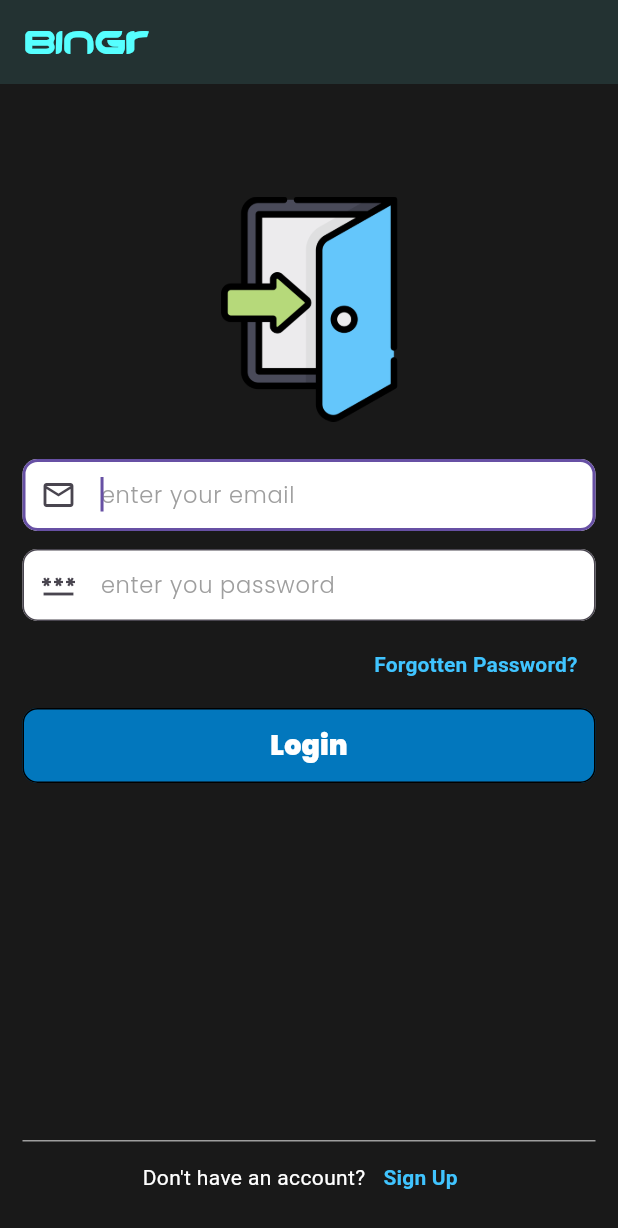
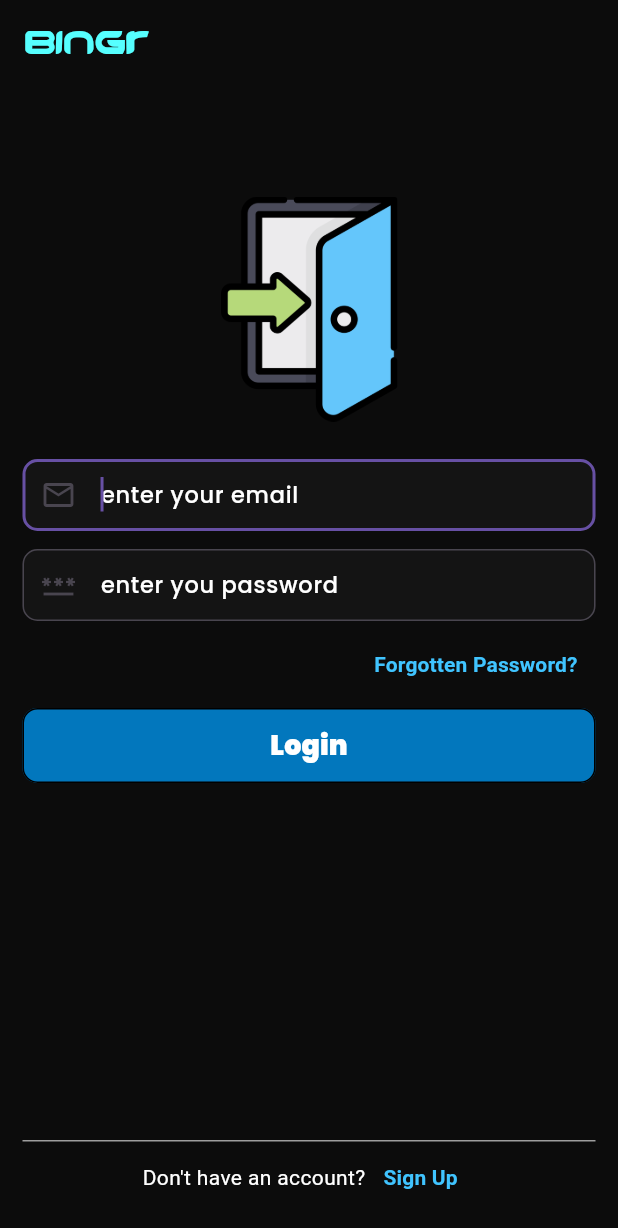
Before and after one commit to Jeet-240/Bingr, a Flutter app: the RegisterView screen opened by its route, after a tap on "Log In", on a phone screen of 412 x 824 dp. Shown: the top 1228 px of the screen. Run offline on Flutter 3.47's test engine with Material 3 defaults, Android fonts, the phone set to English and light mode, and no system bars; drawn by our look-alikes of animated_text_kit; our stand-ins replace firebase_auth, firebase_core, firebase_database, shared_preferences; accounts and stored records are empty; network calls fail.

Commit message:
changed dialogue box design

```diff
--- a/lib/animation/text_animation.dart
+++ b/lib/animation/text_animation.dart
@@ -4,7 +4,7 @@ import 'package:flutter/material.dart';
 
 AppBar animatedAppName([List<Widget>?actions]) {
   return AppBar(
-    backgroundColor: primaryColor,
+    backgroundColor: backgroundColor,
     titleTextStyle: TextStyle(
       fontFamily: "LogoFont",
       color: topLogoColor,
--- a/lib/constants/colors.dart
+++ b/lib/constants/colors.dart
@@ -1,7 +1,8 @@
 
 import 'package:flutter/material.dart';
 
-Color backgroundColor = Color.fromRGBO(25, 25, 25, 1);
+Color backgroundColor = Color.fromRGBO(12, 12, 12, 1);
 Color primaryColor = Color.fromRGBO(35, 50, 50, 1);
 Color topLogoColor = Color.fromRGBO(86 , 255 , 255, 1);
 Color textFieldColor = Colors.white;
+Color textFieldFillColor = Color.fromRGBO(20, 20, 20, 1);
--- a/lib/decorations/text_field_decoration.dart
+++ b/lib/decorations/text_field_decoration.dart
@@ -9,19 +9,19 @@ InputDecoration textFieldDecoration(String text , Icon icon){
     ),
     prefixIcon: icon,
     filled: true,
-    fillColor: Colors.white,
+    fillColor: textFieldFillColor,
     border: OutlineInputBorder(
       borderRadius: BorderRadius.circular(10),
     ),
     hintText: text,
     hintStyle:
-    const TextStyle(color: Colors.grey, fontFamily: 'Poppins'),
+    const TextStyle(color: Colors.white, fontFamily: 'Poppins'),
   );
 }
 
 TextStyle textFieldTextStyle(){
   return  TextStyle(
-    color: primaryColor,
+    color: textFieldColor,
     fontFamily: 'Poppins',
     fontSize: 15,
   );
--- a/lib/views/register_view.dart
+++ b/lib/views/register_view.dart
@@ -1,4 +1,5 @@
 import 'package:bingr/animation/text_animation.dart';
+import 'package:bingr/constants/colors.dart';
 import 'package:bingr/decorations/text_field_decoration.dart';
 import '/constants/routes.dart';
 import '/services/auth/auth_exceptions.dart';
@@ -44,7 +45,7 @@ class _RegisterViewState extends State<RegisterView> {
   @override
   Widget build(BuildContext context) {
      return Scaffold(
-       backgroundColor:Color.fromRGBO( 29, 22, 22  ,  1),
+       backgroundColor: backgroundColor,
        appBar: animatedAppName(),
        resizeToAvoidBottomInset: false,
        body: Column(
--- a/lib/views/reset_password_view.dart
+++ b/lib/views/reset_password_view.dart
@@ -3,6 +3,7 @@ import 'package:bingr/decorations/text_field_decoration.dart';
 import 'package:bingr/widgets/custom_button.dart';
 import 'package:bingr/widgets/custom_dialogbox.dart';
 import 'package:flutter/material.dart';
+import '../constants/colors.dart';
 import '../services/auth/auth_exceptions.dart';
 import '../services/auth/auth_service.dart';
 
@@ -32,7 +33,7 @@ class _ResetPasswordViewState extends State<ResetPasswordView> {
   @override
   Widget build(BuildContext context) {
     return Scaffold(
-      backgroundColor: Color.fromRGBO(29, 22, 22, 1),
+      backgroundColor: backgroundColor,
       appBar: animatedAppName(),
       body: Column(children: [
         Expanded(
--- a/lib/views/verify_email_view.dart
+++ b/lib/views/verify_email_view.dart
@@ -1,7 +1,7 @@
 import 'package:bingr/animation/text_animation.dart';
 import 'package:bingr/decorations/text_field_decoration.dart';
 import 'package:bingr/widgets/custom_dialogbox.dart';
-
+import '../constants/colors.dart';
 import '../services/auth/auth_service.dart';
 import 'package:flutter/material.dart';
 import '/widgets/custom_button.dart';
@@ -17,7 +17,7 @@ class _VerifyEmailViewState extends State<VerifyEmailView> {
   @override
   Widget build(BuildContext context) {
     return Scaffold(
-      backgroundColor:Color.fromRGBO( 29, 22, 22  ,  1),
+      backgroundColor: backgroundColor,
       appBar: animatedAppName(),
       body:  Column(children: [
         Expanded(
--- a/pubspec.yaml
+++ b/pubspec.yaml
@@ -92,7 +92,9 @@ flutter:
            - asset: assets/fonts/Poppins-Light.ttf
              weight: 300
            - asset: assets/fonts/Poppins-Black.ttf
-             weight: 500
+             weight: 800
+           - asset: assets/fonts/Poppins-Medium.ttf
+             weight: 400
   #       - asset: fonts/Schyler-Italic.ttf
   #         style: italic
   #   - family: Trajan Pro
```
Also changed, not shown: lib/widgets/custom_dialogbox.dart (+16 -2 lines), assets/fonts/Logo-font.ttf (added), assets/fonts/Logo.ttf (added), assets/fonts/Poppins-Medium.ttf (added).
